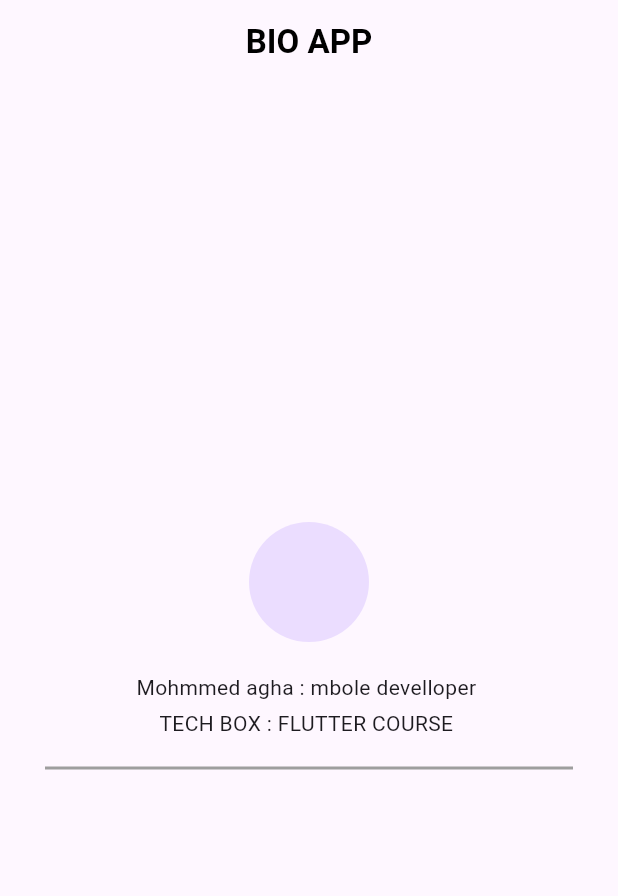
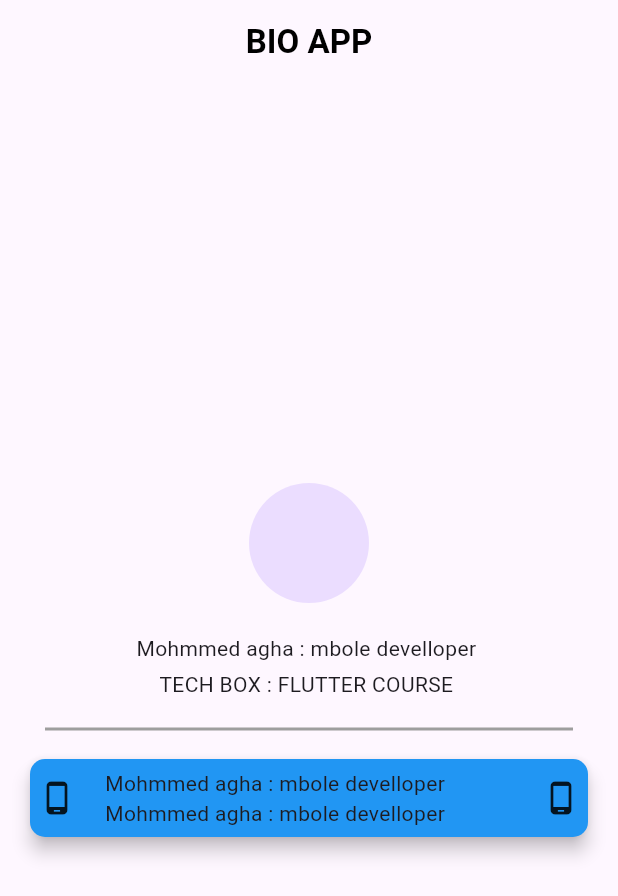
Before and after one commit to MohammedTAgha/BIO_APP, a Flutter app: the screen it shows after launch, on a phone screen of 412 x 824 dp. Shown: the top 896 px of the screen. Run offline on Flutter 3.47's test engine with Material 2 defaults, Android fonts, the light colour scheme and no system bars.

Commit message:
card designed basic

```diff
--- a/lib/main.dart
+++ b/lib/main.dart
@@ -26,6 +26,7 @@ class MyApp extends StatelessWidget {
           centerTitle: true ,
         ),
         body: Container(
+
           alignment: Alignment.center,
           child: const Column(
             mainAxisAlignment: MainAxisAlignment.center,
@@ -47,7 +48,33 @@ class MyApp extends StatelessWidget {
                 endIndent: 30,
               ),
               // CustopCard
+            Card(
+              shape: RoundedRectangleBorder(borderRadius: BorderRadius.all(Radius.circular(10))),
+              color: Colors.blue,
+              margin: const EdgeInsets.symmetric(horizontal: 20),
+              elevation: 5,
+              child:Padding(
+                padding:  EdgeInsets.all(6.0),
+                child: Row(
+                  children: [
+                    const Icon(Icons.phone_android_outlined),
+                    const SizedBox(width:20 ,),
+                    Column(
+                        children: [
+                          Text("Mohmmed agha : mbole develloper " ),
+                          Text("Mohmmed agha : mbole develloper " ),
+                        ],
+                    ),
+                    Spacer(),
+                    const Icon(Icons.phone_android_outlined),
+                    // Text("Mohmmed agha : mbole develloper " )
+                  ],
+                ) ,
 
+
+              ),
+
+            )
             ],
 
           ),
```
